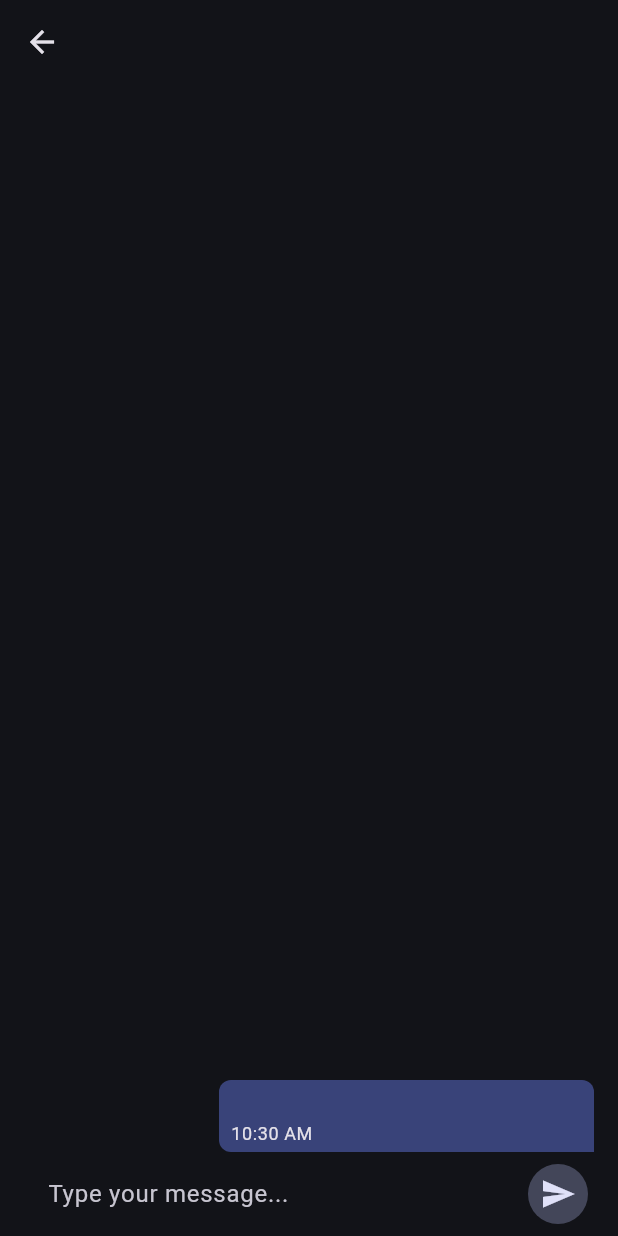
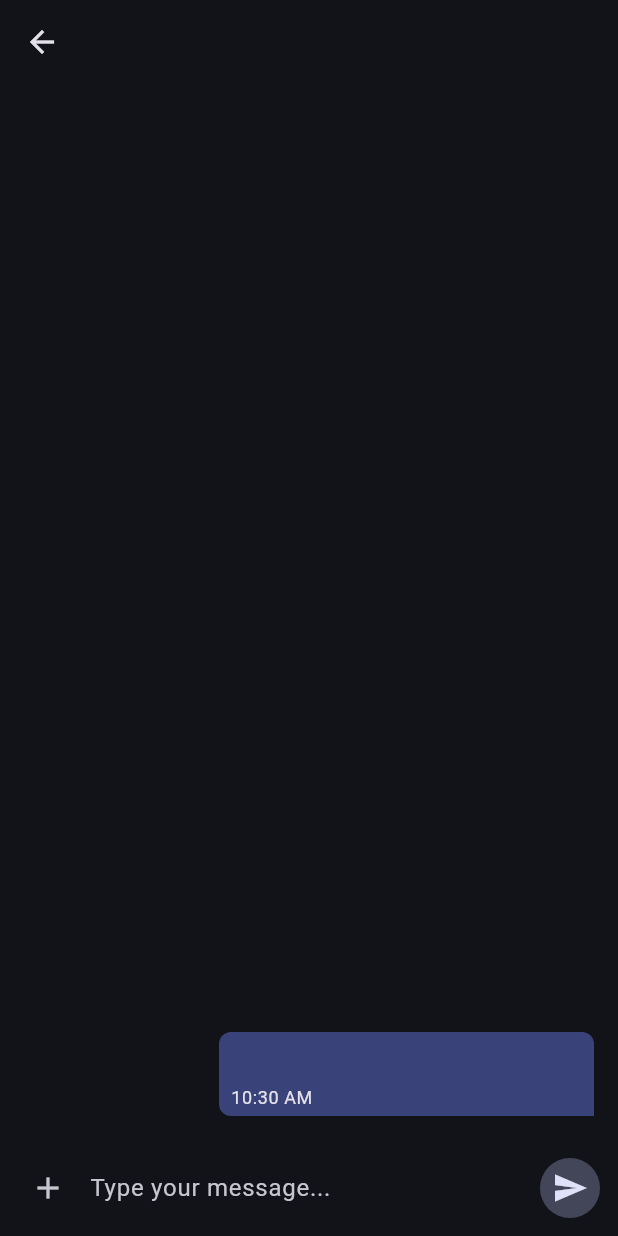
Before and after one commit to ShravanChilka/jkb_firebase_chat, a Flutter app: the ChatScreen screen opened directly, after a tap on the "send" icon, on a phone screen of 412 x 824 dp. Run offline on Flutter 3.47's test engine with Material 3 defaults, Android fonts, the phone set to English and light mode, and no system bars; our stand-ins replace cloud_firestore, dartz, firebase_auth, firebase_core, firebase_storage, firebase_ui_firestore and 3 more; accounts and stored records are empty; network calls fail; statements that could not run were skipped.

Commit message:
added upload image impl

```diff
--- /dev/null
+++ b/lib/core/utils/firebase_storage_paths.dart
@@ -0,0 +1,3 @@
+class FirebaseStoragePaths {
+  static const chats = 'chats';
+}
--- a/lib/modules/chat/bloc/chat_bloc.dart
+++ b/lib/modules/chat/bloc/chat_bloc.dart
@@ -5,6 +5,7 @@ import 'package:flutter_bloc/flutter_bloc.dart';
 import 'package:jkb_firebase_chat/modules/auth/model/user_model.dart';
 import 'package:jkb_firebase_chat/modules/chat/model/message_model.dart';
 import 'package:jkb_firebase_chat/modules/chat/service/chat_firestore_service.dart';
+import 'package:jkb_firebase_chat/modules/chat/service/chat_storage_service.dart';
 
 part 'chat_event.dart';
 part 'chat_state.dart';
@@ -18,12 +19,14 @@ class ChatBloc extends Bloc<ChatEvent, ChatState> {
         ) {
     on<ChatEventInitialize>(_onChatEventInitialize);
     on<ChatEventSendMessage>(_onChatEventSendMessage);
+    on<ChatEventSendImage>(_onChatEventSendImage);
   }
 
   final UserModel sender;
   final UserModel receiver;
 
   final _service = ChatFirestoreService();
+  final _storageService = ChatStorageService();
 
   TextEditingController? messageController;
 
@@ -53,6 +56,7 @@ class ChatBloc extends Bloc<ChatEvent, ChatState> {
     ChatEventSendMessage event,
     Emitter<ChatState> emit,
   ) async {
+    emit(state.copyWith(isLoading: true));
     final model = MessageModel(
       id: '',
       text: event.message,
@@ -65,5 +69,29 @@ class ChatBloc extends Bloc<ChatEvent, ChatState> {
       chatId: _chatId,
     );
     messageController?.clear();
+    emit(state.copyWith(isLoading: false));
+  }
+
+  FutureOr<void> _onChatEventSendImage(
+    ChatEventSendImage event,
+    Emitter<ChatState> emit,
+  ) async {
+    emit(state.copyWith(isLoading: true));
+    final imageUrl = await _storageService.uploadFile(
+      chatId: _chatId,
+      filePath: event.path,
+    );
+    final model = MessageModel(
+      id: '',
+      text: imageUrl,
+      type: MessageType.image,
+      sentAt: DateTime.now(),
+      sentBy: sender.id,
+    );
+    await _service.sendMessage(
+      message: model,
+      chatId: _chatId,
+    );
+    emit(state.copyWith(isLoading: false));
   }
 }
--- a/lib/modules/chat/bloc/chat_event.dart
+++ b/lib/modules/chat/bloc/chat_event.dart
@@ -16,3 +16,11 @@ class ChatEventSendMessage extends ChatEvent {
 
   final String message;
 }
+
+class ChatEventSendImage extends ChatEvent {
+  const ChatEventSendImage({
+    required this.path,
+  });
+
+  final String path;
+}
--- a/lib/modules/chat/view/chat_screen.dart
+++ b/lib/modules/chat/view/chat_screen.dart
@@ -1,6 +1,7 @@
 import 'package:flutter/material.dart';
 import 'package:flutter_bloc/flutter_bloc.dart';
 import 'package:jkb_firebase_chat/modules/chat/bloc/chat_bloc.dart';
+import 'package:jkb_firebase_chat/shared/full_screen_loader.dart';
 
 import 'widgets/messages_list_view.dart';
 import 'widgets/send_message_text_field.dart';
@@ -25,13 +26,13 @@ class _ChatScreenState extends State<ChatScreen> {
   Widget build(BuildContext context) {
     return BlocBuilder<ChatBloc, ChatState>(
       builder: (context, state) {
-        return Scaffold(
-          appBar: AppBar(
-            title: Text(state.receiver.email ?? '-'),
-          ),
-          body: const Padding(
-            padding: EdgeInsets.symmetric(horizontal: 16),
-            child: Column(
+        return FullScreenLoader(
+          isLoading: state.isLoading,
+          child: Scaffold(
+            appBar: AppBar(
+              title: Text(state.receiver.email ?? '-'),
+            ),
+            body: const Column(
               crossAxisAlignment: CrossAxisAlignment.start,
               children: [
                 Expanded(
--- a/lib/modules/chat/view/widgets/message_list_tile.dart
+++ b/lib/modules/chat/view/widgets/message_list_tile.dart
@@ -3,6 +3,7 @@ import 'package:flutter_bloc/flutter_bloc.dart';
 import 'package:intl/intl.dart';
 import 'package:jkb_firebase_chat/modules/chat/bloc/chat_bloc.dart';
 import 'package:jkb_firebase_chat/modules/chat/model/message_model.dart';
+import 'package:jkb_firebase_chat/shared/image_view_screen.dart';
 
 class MessageListTile extends StatelessWidget {
   const MessageListTile({
@@ -42,13 +43,9 @@ class MessageListTile extends StatelessWidget {
             crossAxisAlignment: CrossAxisAlignment.start,
             mainAxisSize: MainAxisSize.min,
             children: [
-              Text(
-                messageModel.text,
-                style: Theme.of(context).textTheme.titleMedium?.copyWith(
-                      color: isSentByYou
-                          ? Theme.of(context).colorScheme.onPrimaryContainer
-                          : Theme.of(context).colorScheme.onSecondaryContainer,
-                    ),
+              Padding(
+                padding: const EdgeInsets.symmetric(vertical: 4),
+                child: _getMessageBody(messageModel, context, isSentByYou),
               ),
               Text(
                 DateFormat('hh:mm aa').format(messageModel.sentAt),
@@ -60,4 +57,42 @@ class MessageListTile extends StatelessWidget {
       ],
     );
   }
+
+  Widget _getMessageBody(
+    MessageModel messageModel,
+    BuildContext context,
+    bool isSentByYou,
+  ) {
+    switch (messageModel.type) {
+      case MessageType.text:
+        return Text(
+          messageModel.text,
+          style: Theme.of(context).textTheme.titleMedium?.copyWith(
+                color: isSentByYou
+                    ? Theme.of(context).colorScheme.onPrimaryContainer
+                    : Theme.of(context).colorScheme.onSecondaryContainer,
+              ),
+        );
+      case MessageType.image:
+        return GestureDetector(
+          onTap: () {
+            Navigator.of(context).push(MaterialPageRoute(
+              builder: (context) => ImageViewScreen(
+                imageUrl: messageModel.text,
+              ),
+            ));
+          },
+          child: AspectRatio(
+            aspectRatio: 1 / 1,
+            child: ClipRRect(
+              borderRadius: BorderRadius.circular(8),
+              child: Image.network(
+                messageModel.text,
+                fit: BoxFit.cover,
+              ),
+            ),
+          ),
+        );
+    }
+  }
 }
--- a/lib/modules/chat/view/widgets/messages_list_view.dart
+++ b/lib/modules/chat/view/widgets/messages_list_view.dart
@@ -11,7 +11,10 @@ class MessagesListView extends StatelessWidget {
     return BlocBuilder<ChatBloc, ChatState>(
       builder: (context, state) {
         final messages = state.messages;
-        return ListView.separated(
+        return Padding(
+          padding: const EdgeInsets.symmetric(horizontal: 16),
+          child: ListView.separated(
+            padding: const EdgeInsets.symmetric(vertical: 16),
             reverse: true,
             separatorBuilder: (context, index) => const SizedBox(height: 10),
             itemCount: messages.length,
@@ -20,6 +23,7 @@ class MessagesListView extends StatelessWidget {
                 messageModel: messages[index],
               );
             },
+          ),
         );
       },
     );
--- /dev/null
+++ b/lib/modules/chat/view/widgets/pick_image_icon_button.dart
@@ -0,0 +1,31 @@
+import 'dart:developer';
+
+import 'package:flutter/material.dart';
+import 'package:flutter_bloc/flutter_bloc.dart';
+import 'package:image_picker/image_picker.dart';
+import 'package:jkb_firebase_chat/modules/chat/bloc/chat_bloc.dart';
+
+class PickImageIconButton extends StatelessWidget {
+  const PickImageIconButton({
+    super.key,
+  });
+
+  @override
+  Widget build(BuildContext context) {
+    return Center(
+      child: IconButton(
+        onPressed: () {
+          final ImagePicker picker = ImagePicker();
+          picker.pickImage(source: ImageSource.gallery).then((xFile) {
+            final path = xFile?.path;
+            if (path == null) return;
+            context.read<ChatBloc>().add(
+                  ChatEventSendImage(path: path),
+                );
+          });
+        },
+        icon: const Icon(Icons.add),
+      ),
+    );
+  }
+}
--- a/lib/modules/chat/view/widgets/send_message_text_field.dart
+++ b/lib/modules/chat/view/widgets/send_message_text_field.dart
@@ -1,7 +1,12 @@
+import 'dart:developer';
+
 import 'package:flutter/material.dart';
 import 'package:flutter_bloc/flutter_bloc.dart';
+import 'package:image_picker/image_picker.dart';
 import 'package:jkb_firebase_chat/modules/chat/bloc/chat_bloc.dart';
 import 'package:jkb_firebase_chat/modules/chat/view/widgets/send_message_button.dart';
+
+import 'pick_image_icon_button.dart';
 
 class SendMessageTextField extends StatefulWidget {
   const SendMessageTextField({super.key});
@@ -23,18 +28,25 @@ class _SendMessageTextFieldState extends State<SendMessageTextField> {
 
   @override
   Widget build(BuildContext context) {
-    return Row(
+    return Padding(
+      padding: const EdgeInsets.symmetric(
+        vertical: 8,
+        horizontal: 8,
+      ),
+      child: Row(
         children: [
+          const PickImageIconButton(),
+          const SizedBox(width: 4),
           Expanded(
             child: TextField(
               controller: messageController,
               decoration: const InputDecoration(
-              contentPadding: EdgeInsets.all(16),
                 hintText: 'Type your message...',
                 border: InputBorder.none,
               ),
             ),
           ),
+          const SizedBox(width: 4),
           Center(
             child: SendMessageButton(
               onPressed: () {
@@ -45,8 +57,9 @@ class _SendMessageTextFieldState extends State<SendMessageTextField> {
                     );
               },
             ),
-        )
+          ),
         ],
+      ),
     );
   }
 
--- a/lib/modules/recent_chats/bloc/recent_chats_bloc.dart
+++ b/lib/modules/recent_chats/bloc/recent_chats_bloc.dart
@@ -65,6 +65,7 @@ class RecentChatsBloc extends Bloc<RecentChatsEvent, RecentChatsState> {
     final splitList = chatId.split('_');
     return splitList.firstWhere(
       (item) => item != currentUserId,
+      orElse: () => currentUserId,
     );
   }
 
--- a/lib/modules/recent_chats/model/recent_chat_message_model.dart
+++ b/lib/modules/recent_chats/model/recent_chat_message_model.dart
@@ -1,4 +1,3 @@
-// ignore_for_file: public_member_api_docs, sort_constructors_first
 import 'package:jkb_firebase_chat/modules/auth/model/user_model.dart';
 import 'package:jkb_firebase_chat/modules/chat/model/message_model.dart';
 
@@ -9,4 +8,9 @@ class RecentChatMessageModel {
     required this.user,
     required this.message,
   });
+
+  String get text {
+    if (message.type == MessageType.image) return '🌄 Sent an image';
+    return message.text;
+  }
 }
--- a/lib/modules/recent_chats/view/recent_chats_screen.dart
+++ b/lib/modules/recent_chats/view/recent_chats_screen.dart
@@ -11,7 +11,7 @@ class RecentChatsScreen extends StatelessWidget {
 
   @override
   Widget build(BuildContext context) {
-    return FirestoreListView(
+    return FirestoreListView.separated(
       query: context.read<RecentChatsBloc>().getRecentChatQuery(),
       itemBuilder: (context, doc) {
         final recentChat = doc.data();
@@ -46,13 +46,14 @@ class RecentChatsScreen extends StatelessWidget {
                   );
                 },
                 title: Text(recentChatMessage.user.email ?? '-'),
-                subtitle: Text(recentChatMessage.message.text),
+                subtitle: Text(recentChatMessage.text),
               );
             }
             return const SizedBox.shrink();
           },
         );
       },
+      separatorBuilder: (_, __) => const Divider(height: 1),
     );
   }
 
--- a/lib/shared/full_screen_loader.dart
+++ b/lib/shared/full_screen_loader.dart
@@ -12,7 +12,9 @@ class FullScreenLoader extends StatelessWidget {
 
   @override
   Widget build(BuildContext context) {
-    return Stack(
+    return PopScope(
+      canPop: !isLoading,
+      child: Stack(
         children: [
           child,
           if (isLoading)
@@ -24,6 +26,7 @@ class FullScreenLoader extends StatelessWidget {
               ),
             ),
         ],
+      ),
     );
   }
 }
--- a/pubspec.yaml
+++ b/pubspec.yaml
@@ -42,6 +42,9 @@ dependencies:
   intl: ^0.19.0
   rxdart: ^0.28.0
   firebase_ui_firestore: ^1.6.4
+  font_awesome_flutter: ^10.7.0
+  image_picker: ^1.1.2
+  firebase_storage: ^12.1.3
 
 dev_dependencies:
   flutter_test:
```
Also changed, not shown: lib/modules/chat/service/chat_storage_service.dart (added, +24 -0 lines), lib/modules/home/view/home_screen.dart (+2 -9 lines), lib/modules/search_user/view/widgets/search_user_icon_button.dart (added, +36 -0 lines), lib/modules/search_user/view/widgets/search_user_list_builder.dart (+1 -8 lines), lib/shared/image_view_screen.dart (added, +36 -0 lines), pubspec.lock, 6 other files. Lines whose indentation alone changed are shown as unchanged.
